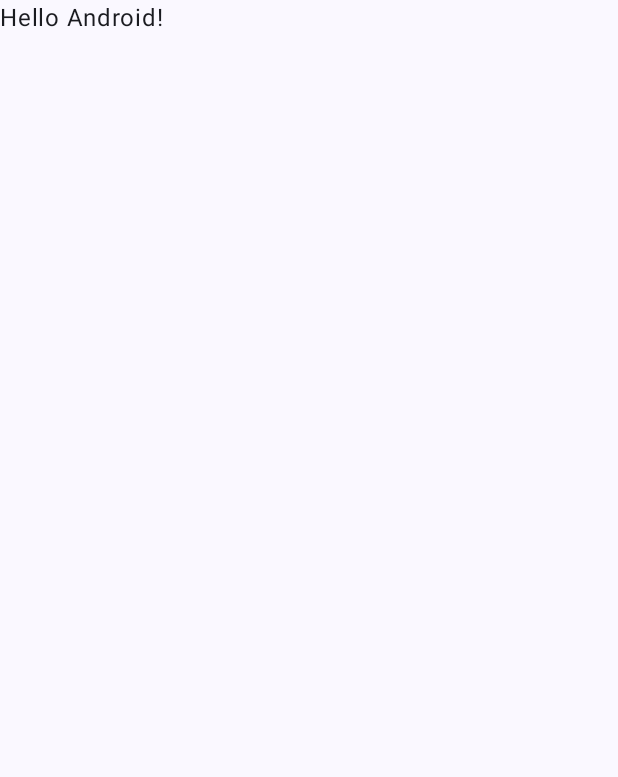
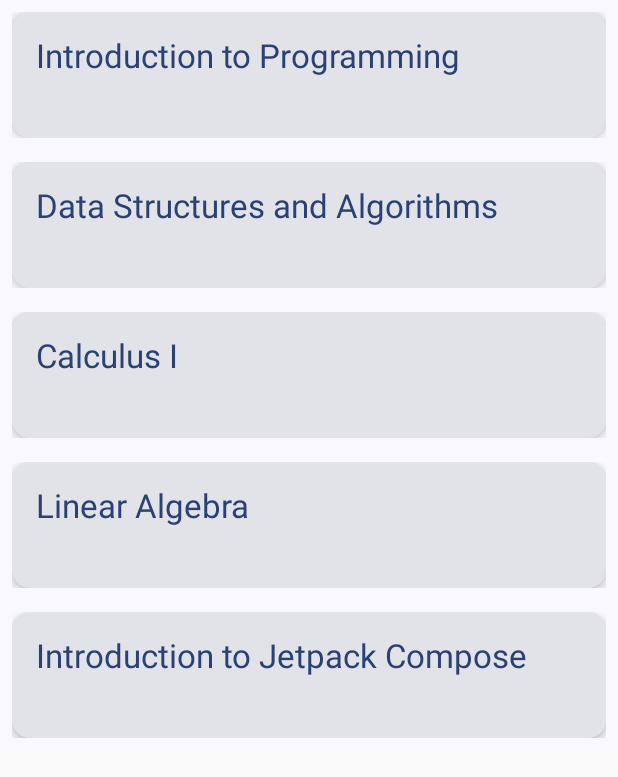
Before and after one commit to Nama21yo/jetpack-compose-assignment-1, an Android app built with Jetpack Compose: the screen it shows after launch (MainActivity), on a phone screen of 412 x 824 dp. Before the commit the part shown is almost empty. Shown: the top 777 px of the screen. Run offline under Robolectric (Android 15) with nearby library versions, the phone set to English and light mode, and no system bars.

Commit message:
Implement the Course card UI and Integrate it in Composable

```diff
--- a/app/build.gradle.kts
+++ b/app/build.gradle.kts
@@ -45,6 +45,7 @@ dependencies {
     implementation(libs.androidx.lifecycle.runtime.ktx)
     implementation(libs.androidx.activity.compose)
     implementation(platform(libs.androidx.compose.bom))
+    implementation("androidx.compose.material:material-icons-extended:1.6.1")
     implementation(libs.androidx.ui)
     implementation(libs.androidx.ui.graphics)
     implementation(libs.androidx.ui.tooling.preview)
--- a/app/src/main/java/com/example/jetpackcomposecoursesapp/MainActivity.kt
+++ b/app/src/main/java/com/example/jetpackcomposecoursesapp/MainActivity.kt
@@ -4,13 +4,20 @@ import android.os.Bundle
 import androidx.activity.ComponentActivity
 import androidx.activity.compose.setContent
 import androidx.activity.enableEdgeToEdge
-import androidx.compose.foundation.layout.fillMaxSize
-import androidx.compose.foundation.layout.padding
-import androidx.compose.material3.Scaffold
-import androidx.compose.material3.Text
+//import androidx.compose.foundation.layout.fillMaxSize
+//import androidx.compose.foundation.layout.padding
+import androidx.compose.foundation.lazy.LazyColumn
+import androidx.compose.foundation.lazy.items
+import androidx.compose.material3.MaterialTheme
+//import androidx.compose.material3.Scaffold
+import androidx.compose.material3.Surface
+//import androidx.compose.material3.Text
 import androidx.compose.runtime.Composable
-import androidx.compose.ui.Modifier
+//import androidx.compose.ui.Modifier
 import androidx.compose.ui.tooling.preview.Preview
+import com.example.jetpackcomposecoursesapp.data.getSampleCourses
+import com.example.jetpackcomposecoursesapp.data.models.Course
+import com.example.jetpackcomposecoursesapp.ui.course.CourseCard
 import com.example.jetpackcomposecoursesapp.ui.theme.JetpackComposeCoursesAppTheme
 
 class MainActivity : ComponentActivity() {
@@ -19,11 +26,8 @@ class MainActivity : ComponentActivity() {
         enableEdgeToEdge()
         setContent {
             JetpackComposeCoursesAppTheme {
-                Scaffold(modifier = Modifier.fillMaxSize()) { innerPadding ->
-                    Greeting(
-                        name = "Android",
-                        modifier = Modifier.padding(innerPadding)
-                    )
+                Surface(color = MaterialTheme.colorScheme.background) {
+                    CourseList(courses = getSampleCourses())
                 }
             }
         }
@@ -31,17 +35,43 @@ class MainActivity : ComponentActivity() {
 }
 
 @Composable
-fun Greeting(name: String, modifier: Modifier = Modifier) {
-    Text(
-        text = "Hello $name!",
-        modifier = modifier
+fun CourseList(courses: List<Course>) {
+    LazyColumn {
+        items(courses) { course ->
+            CourseCard(
+                course = course
+            )
+        }
+    }
+}
+
+
+@Preview(showBackground = true)
+@Composable
+fun CourseCardPreview() {
+    val sampleCourse = Course(
+        title = "Introduction to Programming",
+        code = "CS101",
+        creditHours = 3,
+        description = "A foundational course on programming principles using Python. Covers variables, control flow, functions, and basic data structures.",
+        prerequisites = listOf()
     )
+
+    CourseListAppTheme {
+        CourseCard(course = sampleCourse)
+    }
+}
+
+@Composable
+fun CourseListAppTheme(content: @Composable () -> Unit) {
+    TODO("Not yet implemented")
 }
 
 @Preview(showBackground = true)
 @Composable
-fun GreetingPreview() {
-    JetpackComposeCoursesAppTheme {
-        Greeting("Android")
+fun CourseListPreview() {
+    val courses = getSampleCourses()
+    CourseListAppTheme {
+        CourseList(courses = courses)
     }
 }
--- a/app/src/main/java/com/example/jetpackcomposecoursesapp/ui/course/CourseCard.kt
+++ b/app/src/main/java/com/example/jetpackcomposecoursesapp/ui/course/CourseCard.kt
@@ -1,4 +1,93 @@
 package com.example.jetpackcomposecoursesapp.ui.course
 
-class CourseCard {
+import androidx.compose.animation.animateContentSize
+import androidx.compose.foundation.clickable
+import androidx.compose.foundation.layout.Arrangement
+import androidx.compose.foundation.layout.Column
+import androidx.compose.foundation.layout.Row
+import androidx.compose.foundation.layout.Spacer
+import androidx.compose.foundation.layout.fillMaxWidth
+import androidx.compose.foundation.layout.height
+import androidx.compose.foundation.layout.padding
+import androidx.compose.material.icons.Icons
+import androidx.compose.material3.Card
+import androidx.compose.material3.CardDefaults
+import androidx.compose.material3.Icon
+import androidx.compose.material.icons.filled.ExpandLess
+import androidx.compose.material.icons.filled.ExpandMore
+import androidx.compose.material3.MaterialTheme
+import androidx.compose.material3.Text
+import androidx.compose.runtime.Composable
+import androidx.compose.runtime.getValue
+import androidx.compose.runtime.mutableStateOf
+import androidx.compose.runtime.saveable.rememberSaveable
+import androidx.compose.runtime.setValue
+import androidx.compose.ui.Alignment
+import androidx.compose.ui.Modifier
+import androidx.compose.ui.unit.dp
+import com.example.jetpackcomposecoursesapp.data.models.Course
+
+@Composable
+fun CourseCard(course : Course, modifier: Modifier = Modifier) {
+    var isExpanded by rememberSaveable { mutableStateOf(false) }
+
+    Card (modifier = modifier
+        .fillMaxWidth()
+        .padding(8.dp)
+        .clickable {isExpanded = !isExpanded}
+        .animateContentSize(),
+        shape = MaterialTheme.shapes.medium,
+        colors = CardDefaults.cardColors(contentColor = MaterialTheme.colorScheme.surfaceVariant),
+        elevation = CardDefaults.cardElevation(defaultElevation = 4.dp)
+    ){
+
+        Column ( modifier = Modifier.padding(16.dp)){
+
+            Text(
+                text = course.title,
+                style = MaterialTheme.typography.titleLarge,
+                color = MaterialTheme.colorScheme.primary
+            )
+
+            Spacer(modifier = Modifier.height(4.dp))
+
+            Row (modifier = Modifier.fillMaxWidth(),
+                horizontalArrangement = Arrangement.SpaceBetween,
+                verticalAlignment = Alignment.CenterVertically
+                ){
+                Text(text = "Code: ${course.code}", style = MaterialTheme.typography.bodyMedium)
+                Text(text = "Credits: ${course.creditHours}", style = MaterialTheme.typography.bodyMedium)
+            }
+
+            if(isExpanded) {
+                Spacer(modifier = Modifier.height(8.dp))
+                Text("Description", style = MaterialTheme.typography.labelLarge)
+                Text(course.description, style = MaterialTheme.typography.bodySmall)
+
+                Spacer(modifier = Modifier.height(8.dp))
+                Text("Prerequisites:", style = MaterialTheme.typography.labelLarge)
+                if (course.prerequisites.isEmpty()) {
+                    Text("None", style = MaterialTheme.typography.labelLarge)
+                } else {
+                    Column {
+                        course.prerequisites.forEach {
+                            Text(". $it", style = MaterialTheme.typography.bodySmall)
+                        }
+                    }
+                }
+
+                Row(modifier = Modifier.fillMaxWidth(),
+                    horizontalArrangement = Arrangement.End
+                    ) {
+                        Icon(
+                            imageVector = if (isExpanded) Icons.Filled.ExpandLess else Icons.Filled.ExpandMore,
+                            contentDescription = if (isExpanded) "Collapse" else "Expand",
+                            tint = MaterialTheme.colorScheme.secondary
+                        )
+
+                }
+            }
+        }
+    }
+
 }
```
